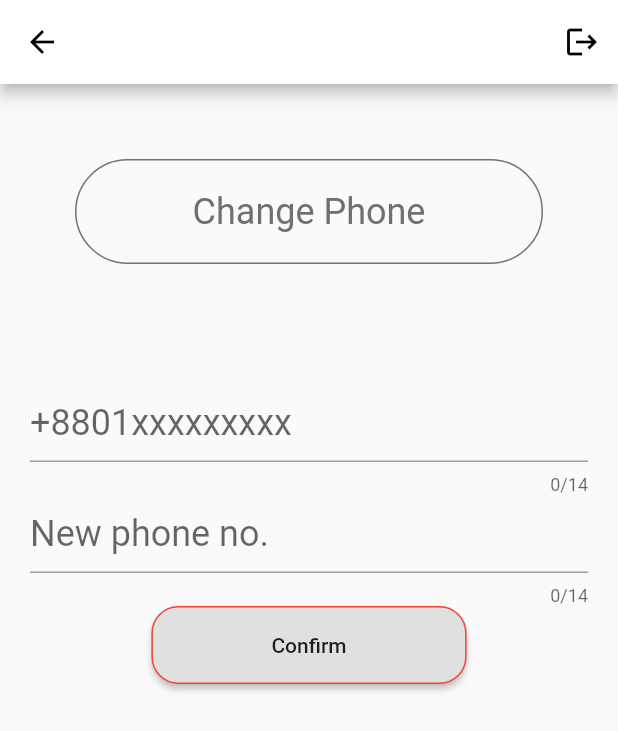
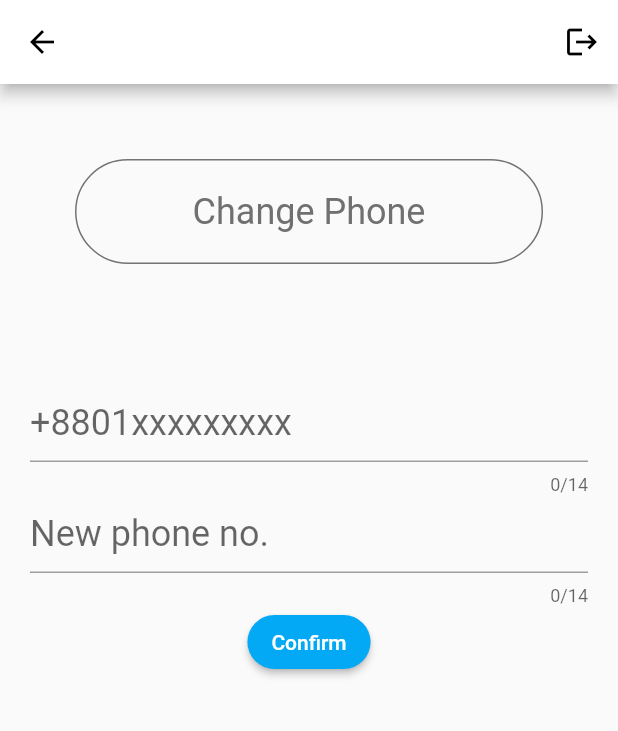
Before and after one commit to team-confidance/Make-up_Class_Schedule_app, a Flutter app: the screen it shows once a user with an empty profile is signed in, after a tap on "Profile", after a tap on "Edit", on a phone screen of 412 x 824 dp. Shown: the top 731 px of the screen. Run offline on Flutter 3.47's test engine with Material 2 defaults, Android fonts, the phone set to English and light mode, and no system bars; our stand-ins replace firebase_auth, firebase_core, firebase_database, fluttertoast, syncfusion_flutter_calendar; missing offline and left inert: firebase_auth_web, firebase_core_web; accounts and stored records are empty; network calls fail.

Commit message:
All Raised button changed to ElevationButton

```diff
--- a/lib/edit_phone_number.dart
+++ b/lib/edit_phone_number.dart
@@ -74,7 +74,7 @@ class _EditPhoneNumberState extends State<EditPhoneNumber> {
                   ),
                 ],
               ),
-              RaisedButton(
+              ElevatedButton(
                 onPressed: () {
                   Fluttertoast.showToast(
                       msg: "The number is changed",
@@ -87,11 +87,15 @@ class _EditPhoneNumberState extends State<EditPhoneNumber> {
                   );
                   Navigator.pop(context);
                 },
-                shape: RoundedRectangleBorder(
-                    borderRadius: BorderRadius.circular(18.0),
-                    side: BorderSide(color: Colors.red)),
+                style: ElevatedButton.styleFrom(
+                  primary: Colors.lightBlue,
+                  onPrimary: Colors.white,
+                  shape: RoundedRectangleBorder(
+                    borderRadius: BorderRadius.circular(24),
+                  ),
+                ),
                 child: Text("Confirm"),
-                padding: EdgeInsets.symmetric(horizontal: 80, vertical: 18),
+
               ),
             ],
           ),
--- a/lib/login_fragment.dart
+++ b/lib/login_fragment.dart
@@ -4,7 +4,7 @@ import 'package:flutter_app/main.dart';
 import 'package:flutter_app/main_screen.dart';
 import 'package:fluttertoast/fluttertoast.dart';
 import 'package:firebase_auth/firebase_auth.dart';
-import 'package:flutter_app/auth_screen.dart';
+import 'package:flutter/material.dart';
 
 class LoginFragment extends StatefulWidget {
   @override
@@ -14,27 +14,20 @@ class LoginFragment extends StatefulWidget {
 class _LoginFragmentState extends State<LoginFragment> {
   // var _goToMain = false;
 
-  Future<void> _alertDialogBuilder(String error) async{
+  Future<void> _alertDialogBuilder(String error) async {
     return showDialog(
         context: context,
         barrierDismissible: false,
-        builder: (context){
+        builder: (context) {
           return AlertDialog(
             title: Text("Error"),
             content: Container(
               child: Text(error),
             ),
             actions: [
-              FlatButton(
-                child: Text('Send Varification Again'),
-                onPressed: (){
-                  Navigator.pop(context);
-                  FirebaseAuth.instance.currentUser.sendEmailVerification();
-                },
-              ),
-              FlatButton(
+              ElevatedButton(
                 child: Text('Close'),
-                onPressed: (){
+                onPressed: () {
                   Navigator.pop(context);
                 },
               ),
@@ -98,7 +91,6 @@ class _LoginFragmentState extends State<LoginFragment> {
   String _loginPassword = "";
   FocusNode _passwordFocusNode;
 
-
   @override
   void initState() {
     _passwordFocusNode = FocusNode();
@@ -110,10 +102,6 @@ class _LoginFragmentState extends State<LoginFragment> {
     _passwordFocusNode.dispose();
     super.dispose();
   }
-
-
-
-
 
   @override
   Widget build(BuildContext context) {
@@ -133,7 +121,7 @@ class _LoginFragmentState extends State<LoginFragment> {
               ),
               maxLength: 50,
               style: TextStyle(fontSize: 24),
-                  onChanged: (value){
+              onChanged: (value) {
                 _loginEmail = value;
               },
               textInputAction: TextInputAction.next,
@@ -152,36 +140,33 @@ class _LoginFragmentState extends State<LoginFragment> {
               obscureText: true,
               enableSuggestions: false,
               autocorrect: false,
-                  onChanged: (value){
+              onChanged: (value) {
                 _loginPassword = value;
               },
-                  onSubmitted: (value){
+              onSubmitted: (value) {
                 _submitForm();
               },
             ),
           ],
         ),
-            RaisedButton(
-              onPressed: () {
-                _submitForm();
-                /*Fluttertoast.showToast(
-                    msg: "The number is changed",
-                    toastLength: Toast.LENGTH_SHORT,
-                    gravity: ToastGravity.BOTTOM,
-                    timeInSecForIosWeb: 1,
-                    backgroundColor: Colors.blueAccent,
-                    textColor: Colors.white,
-                    fontSize: 16.0);
-                Navigator.pop(context);*/
-              },
+        ElevatedButton(
+          onPressed: () {_submitForm();},
+          style: ElevatedButton.styleFrom(
+            primary: Colors.lightBlue,
+            onPrimary: Colors.white,
             shape: RoundedRectangleBorder(
-                  borderRadius: BorderRadius.circular(18.0),
-                  side: BorderSide(color: Colors.red)),
-              child: Text("Submit"),
-              padding: EdgeInsets.symmetric(horizontal: 80, vertical: 18),
+              borderRadius: BorderRadius.circular(24),
+            ),
+          ),
+          child: Container(
+            width: 130,
+            height: 48,
+            child: Center(
+                child: Text("Submit", style: TextStyle(fontSize: 16),
+            )),
+          ),
         ),
       ],
-        )
-    );
+    ));
   }
 }
--- a/lib/main.dart
+++ b/lib/main.dart
@@ -10,7 +10,7 @@ class MyApp extends StatelessWidget {
       debugShowCheckedModeBanner: false,
 
       theme: ThemeData(
-        primaryColor: Colors.white
+        primaryColor: Colors.white,
         //fontFamily: 'Nunito',
       ),
       home: Builder(
--- a/lib/main_screen.dart
+++ b/lib/main_screen.dart
@@ -1,6 +1,5 @@
 import 'package:flutter/material.dart';
 import 'package:flutter_app/home_screen.dart';
-import 'package:flutter_app/auth_screen.dart';
 import 'package:flutter_app/notification_screen.dart';
 import 'package:flutter_app/routine_screen.dart';
 import 'package:flutter_app/settings_screen.dart';
--- a/lib/settings_screen.dart
+++ b/lib/settings_screen.dart
@@ -75,19 +75,26 @@ class SettingsScreen extends StatelessWidget {
                 ],
               ),
             ),
-            RaisedButton(
+            ElevatedButton(
               onPressed: () {
                 Navigator.push(context, MaterialPageRoute(
                     builder: (context) => EditPassword()));
               },
-              shape: RoundedRectangleBorder(
+              /*shape: RoundedRectangleBorder(
                   borderRadius: BorderRadius.circular(18.0),
-                  side: BorderSide(color: Colors.red)),
+                  side: BorderSide(color: Colors.red)),*/
+              style: ElevatedButton.styleFrom(
+                primary: Colors.lightBlue,
+                onPrimary: Colors.white,
+                shape: RoundedRectangleBorder(
+                  borderRadius: BorderRadius.circular(32.0),
+                ),
+              ),
               child: Text("Change password"),
             ),
           ],
         ),
       ),
-    );;
+    );
   }
 }
--- a/lib/signup_fragment.dart
+++ b/lib/signup_fragment.dart
@@ -1,10 +1,6 @@
 import 'package:firebase_database/firebase_database.dart';
 import 'package:flutter/material.dart';
-import 'package:flutter_app/auth_screen.dart';
-import 'package:flutter_app/main.dart';
-import 'package:fluttertoast/fluttertoast.dart';
 import 'package:firebase_auth/firebase_auth.dart';
-import 'package:flutter_app/auth_screen.dart';
 
 class SignupFragment extends StatefulWidget {
   @override
@@ -24,7 +20,7 @@ class _SignupFragmentState extends State<SignupFragment> {
               child: Text(error),
             ),
             actions: [
-              FlatButton(
+              ElevatedButton(
                 child: Text('Close'),
                 onPressed: (){
                   Navigator.pop(context);
@@ -46,7 +42,7 @@ class _SignupFragmentState extends State<SignupFragment> {
               child: Text("Please varify your email and sign sign in."),
             ),
             actions: [
-              FlatButton(
+              ElevatedButton(
                 child: Text('Close'),
                 onPressed: (){
                   Navigator.pop(context);
@@ -285,32 +281,29 @@ class _SignupFragmentState extends State<SignupFragment> {
                 textInputAction: TextInputAction.next,
               ),
 
-              RaisedButton(
+              ElevatedButton(
                 onPressed: () {
-
                   _registerFormLoading ? null : _submitForm();
-
                   setState(() {
                     _registerFormLoading = true;
                   });
-
-
-                  /*Fluttertoast.showToast(
-                    msg: "Complete...",
-                    toastLength: Toast.LENGTH_SHORT,
-                    gravity: ToastGravity.BOTTOM,
-                    timeInSecForIosWeb: 1,
-                    backgroundColor: Colors.blueAccent,
-                    textColor: Colors.white,
-                    fontSize: 16.0);
-                Navigator.pop(context);*/
                 },
-                shape: RoundedRectangleBorder(
-                    borderRadius: BorderRadius.circular(18.0),
-                    side: BorderSide(color: Colors.red)),
-                child: Text("Create Account"),
-                padding: EdgeInsets.symmetric(horizontal: 80, vertical: 18),
+                style: ElevatedButton.styleFrom(
+                  primary: Colors.lightBlue,
+                  onPrimary: Colors.white,
+                  shape: RoundedRectangleBorder(
+                    borderRadius: BorderRadius.circular(24),
+                  ),
+                ),
+                child: Container(
+                  width: 130,
+                  height: 48,
+                  child: Center(
+                      child: Text("Create Account", style: TextStyle(fontSize: 16),
+                      )),
+                ),
               ),
+              SizedBox(height: 30,)
             ],
           ),
         ),
```
Also changed, not shown: lib/edit_password.dart (+10 -8 lines), lib/routine_screen.dart (+14 -3 lines), lib/utils/constraints.dart (added, +13 -0 lines), 2 other files. Lines whose indentation alone changed are shown as unchanged.
